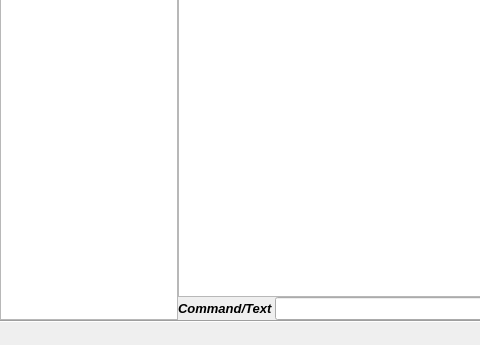
Qt form IRC-client/window_client.ui (Alex-Sidorov/IRC-client) before a commit; both pictures show x 0 to 480 and y 126 to 471 of the 801 by 471 pixel window.
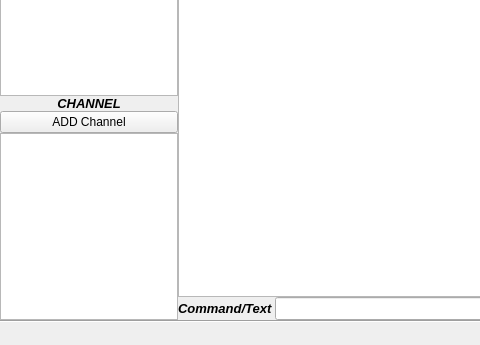
The same form after that commit.

Patch:
```diff
--- a/IRC-client/window_client.ui
+++ b/IRC-client/window_client.ui
@@ -89,6 +89,38 @@
           <item>
            <widget class="QListWidget" name="servers"/>
           </item>
+          <item>
+           <widget class="QLabel" name="labelfor_channel">
+            <property name="font">
+             <font>
+              <family>Arial</family>
+              <pointsize>10</pointsize>
+              <weight>75</weight>
+              <italic>true</italic>
+              <bold>true</bold>
+             </font>
+            </property>
+            <property name="layoutDirection">
+             <enum>Qt::LeftToRight</enum>
+            </property>
+            <property name="text">
+             <string>CHANNEL</string>
+            </property>
+            <property name="alignment">
+             <set>Qt::AlignCenter</set>
+            </property>
+           </widget>
+          </item>
+          <item>
+           <widget class="QPushButton" name="add_channel">
+            <property name="text">
+             <string>ADD Channel</string>
+            </property>
+           </widget>
+          </item>
+          <item>
+           <widget class="QListWidget" name="channels"/>
+          </item>
          </layout>
         </item>
         <item>
```
Left out of the diff: 2 changed lines with no effect on the pictures.
